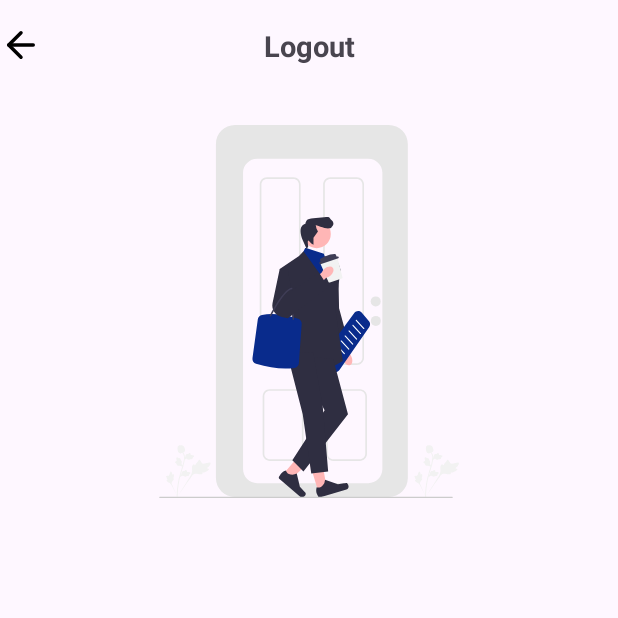
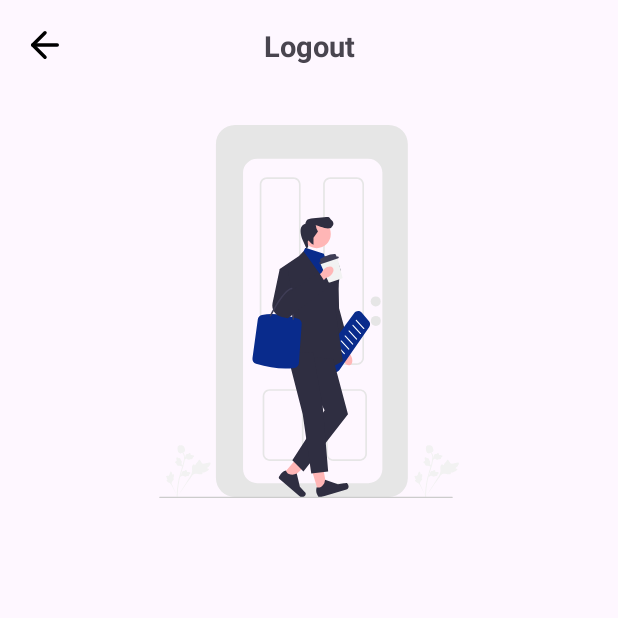
Before and after one commit to hossamqandel/MobileMasr-Task, an Android app: the SettingActivity screen opened directly, with no data from a screen before it, on a phone screen of 412 x 824 dp, the top half of it. Run offline under Robolectric (Android 15) with nearby library versions, the light colour scheme and no system bars; our stand-ins replace Dagger/Hilt's generated code; network calls fail.

Commit message:
refactor:Enhance navigation back view position on the screen

```diff
--- a/app/src/main/res/layout/activity_setting.xml
+++ b/app/src/main/res/layout/activity_setting.xml
@@ -14,6 +14,7 @@
         android:layout_width="wrap_content"
         android:layout_height="wrap_content"
         android:layout_marginTop="16dp"
+        android:layout_marginStart="16dp"
         android:src="@drawable/ic_arrow_left"
         app:layout_constraintStart_toStartOf="parent"
         app:layout_constraintTop_toTopOf="parent"
```
